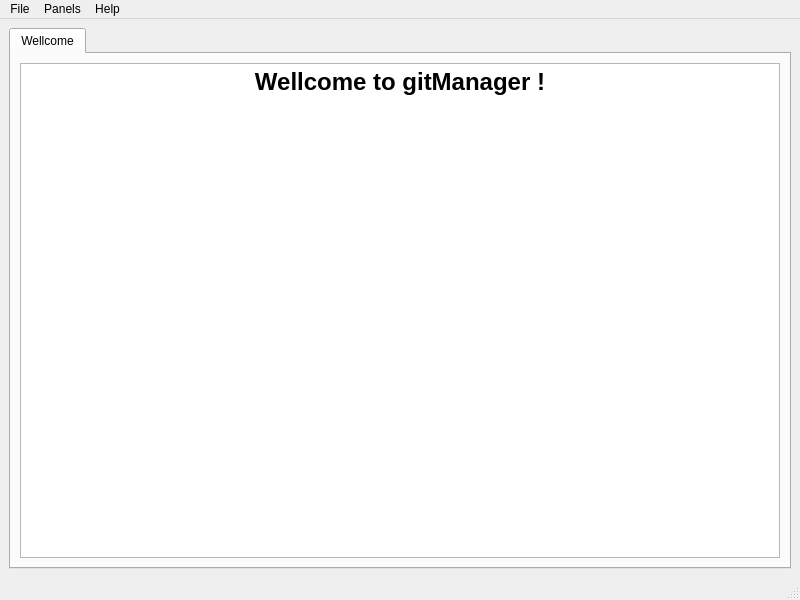
Qt form src/main.ui (mola/gitManager) before a commit.
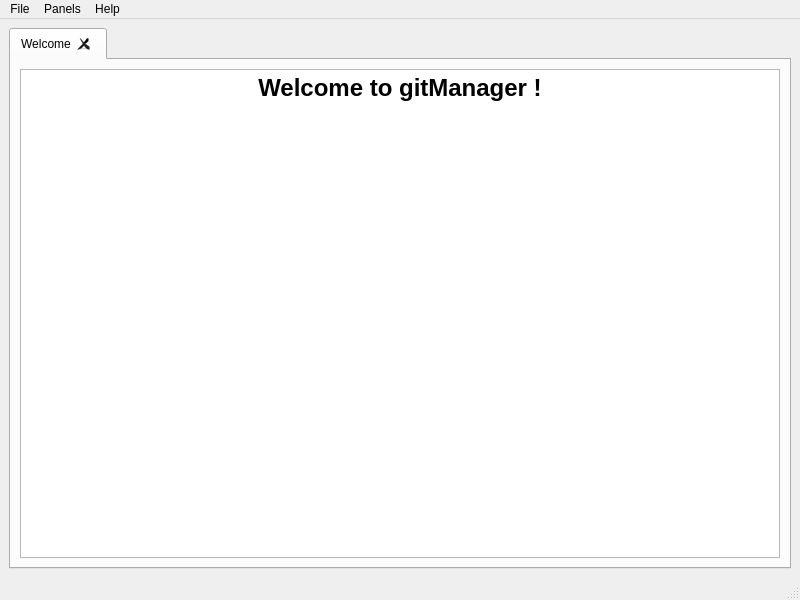
The same form after that commit. Icons and pictures are not drawn.

Commit message: Add menu for show/hide welcome page

What changed in the file:
```diff
--- a/src/main.ui
+++ b/src/main.ui
@@ -20,9 +20,12 @@
       <property name="currentIndex">
        <number>0</number>
       </property>
+      <property name="tabsClosable">
+       <bool>true</bool>
+      </property>
       <widget class="QWidget" name="tab">
        <attribute name="title">
-        <string>Wellcome</string>
+        <string>Welcome</string>
        </attribute>
        <layout class="QVBoxLayout" name="verticalLayout_2">
         <item>
@@ -31,10 +34,10 @@
            <string>&lt;!DOCTYPE HTML PUBLIC &quot;-//W3C//DTD HTML 4.0//EN&quot; &quot;http://www.w3.org/TR/REC-html40/strict.dtd&quot;&gt;
 &lt;html&gt;&lt;head&gt;&lt;meta name=&quot;qrichtext&quot; content=&quot;1&quot; /&gt;&lt;style type=&quot;text/css&quot;&gt;
 p, li { white-space: pre-wrap; }
-&lt;/style&gt;&lt;/head&gt;&lt;body style=&quot; font-family:'Sans Serif'; font-size:10pt; font-weight:400; font-style:normal;&quot;&gt;
+&lt;/style&gt;&lt;/head&gt;&lt;body style=&quot; font-family:'Cantarell'; font-size:10pt; font-weight:400; font-style:normal;&quot;&gt;
 &lt;p align=&quot;center&quot; style=&quot; margin-top:0px; margin-bottom:0px; margin-left:0px; margin-right:0px; -qt-block-indent:0; text-indent:0px;&quot;&gt;&lt;img src=&quot;:/gitmanager.png&quot; /&gt;&lt;/p&gt;
-&lt;p align=&quot;center&quot; style=&quot; margin-top:0px; margin-bottom:0px; margin-left:0px; margin-right:0px; -qt-block-indent:0; text-indent:0px;&quot;&gt;&lt;span style=&quot; font-size:18pt; font-weight:600;&quot;&gt;Wellcome to gitManager !&lt;/span&gt;&lt;/p&gt;
-&lt;p align=&quot;center&quot; style=&quot;-qt-paragraph-type:empty; margin-top:0px; margin-bottom:0px; margin-left:0px; margin-right:0px; -qt-block-indent:0; text-indent:0px;&quot;&gt;&lt;br /&gt;&lt;/p&gt;&lt;/body&gt;&lt;/html&gt;</string>
+&lt;p align=&quot;center&quot; style=&quot; margin-top:0px; margin-bottom:0px; margin-left:0px; margin-right:0px; -qt-block-indent:0; text-indent:0px;&quot;&gt;&lt;span style=&quot; font-family:'Sans Serif'; font-size:18pt; font-weight:600;&quot;&gt;Welcome to gitManager !&lt;/span&gt;&lt;/p&gt;
+&lt;p align=&quot;center&quot; style=&quot;-qt-paragraph-type:empty; margin-top:0px; margin-bottom:0px; margin-left:0px; margin-right:0px; -qt-block-indent:0; text-indent:0px; font-family:'Sans Serif';&quot;&gt;&lt;br /&gt;&lt;/p&gt;&lt;/body&gt;&lt;/html&gt;</string>
           </property>
          </widget>
         </item>
```
Left out of the diff: 14 changed lines with no effect on the pictures. The commit also changes 2 other files.
